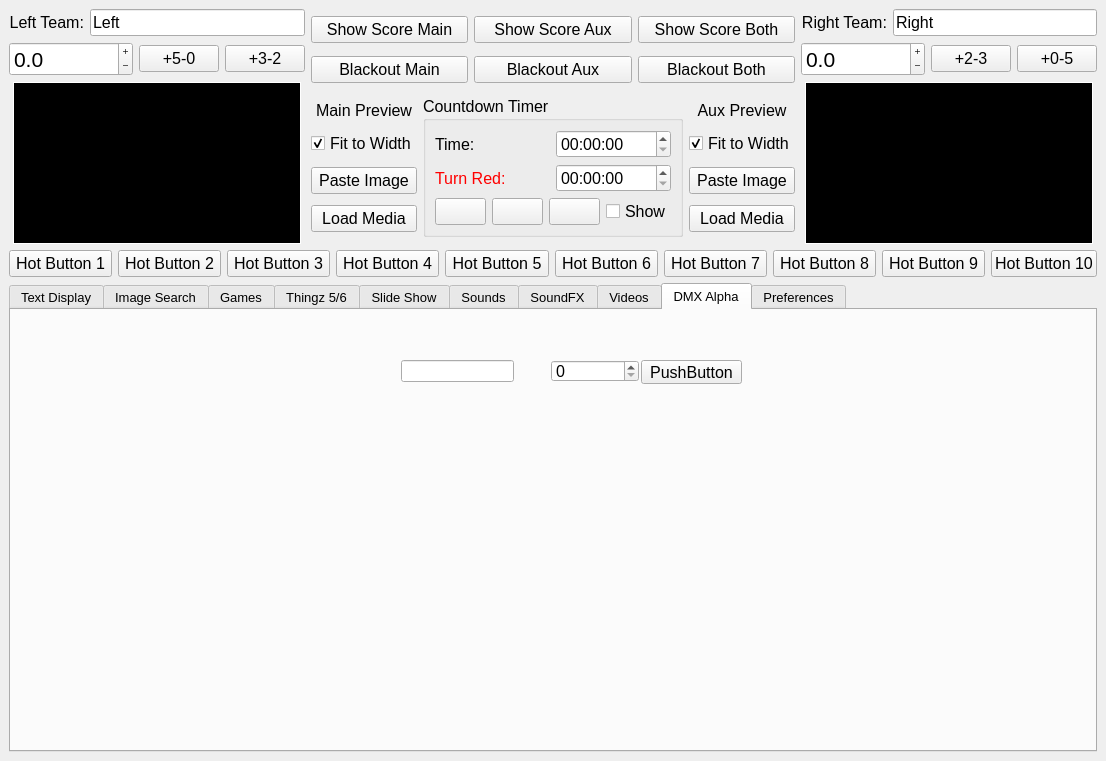
Old version of the form ImproTronControlPanel.ui in the repository guywinterbotham/ImproTron.
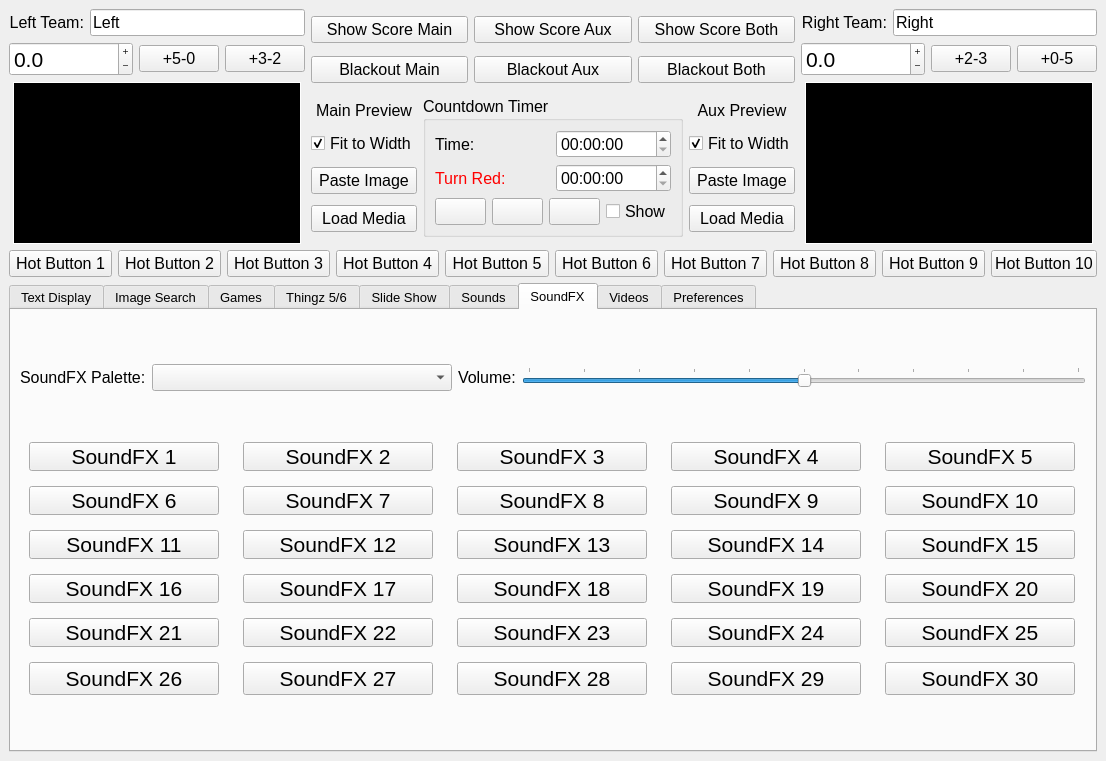
New version of the form. The open tabs and pages were chosen to show the change. Icons and pictures are not drawn.

Commit message: Removed experimental light control. Added OSC Server

```diff
--- a/ImproTronControlPanel.ui
+++ b/ImproTronControlPanel.ui
@@ -4551,65 +4551,6 @@
         </item>
        </layout>
       </widget>
-      <widget class="QWidget" name="lightingTab">
-       <property name="sizePolicy">
-        <sizepolicy hsizetype="Preferred" vsizetype="Preferred">
-         <horstretch>0</horstretch>
-         <verstretch>0</verstretch>
-        </sizepolicy>
-       </property>
-       <attribute name="title">
-        <string>DMX Alpha</string>
-       </attribute>
-       <widget class="QLineEdit" name="oscMessageLE">
-        <property name="geometry">
-         <rect>
-          <x>390</x>
-          <y>50</y>
-          <width>113</width>
-          <height>22</height>
-         </rect>
-        </property>
-        <property name="font">
-         <font>
-          <pointsize>12</pointsize>
-         </font>
-        </property>
-       </widget>
-       <widget class="QSpinBox" name="oscValueSP">
-        <property name="geometry">
-         <rect>
-          <x>540</x>
-          <y>50</y>
-          <width>88</width>
-          <height>22</height>
-         </rect>
-        </property>
-        <property name="font">
-         <font>
-          <pointsize>12</pointsize>
-         </font>
-        </property>
-       </widget>
-       <widget class="QPushButton" name="oscMessagePB">
-        <property name="geometry">
-         <rect>
-          <x>630</x>
-          <y>50</y>
-          <width>101</width>
-          <height>24</height>
-         </rect>
-        </property>
-        <property name="font">
-         <font>
-          <pointsize>12</pointsize>
-         </font>
-        </property>
-        <property name="text">
-         <string>PushButton</string>
-        </property>
-       </widget>
-      </widget>
       <widget class="QWidget" name="preferencesTab">
        <property name="minimumSize">
         <size>
```
Left out of the diff: 2 changed lines with no effect on the pictures. The commit also changes 1 other file.
